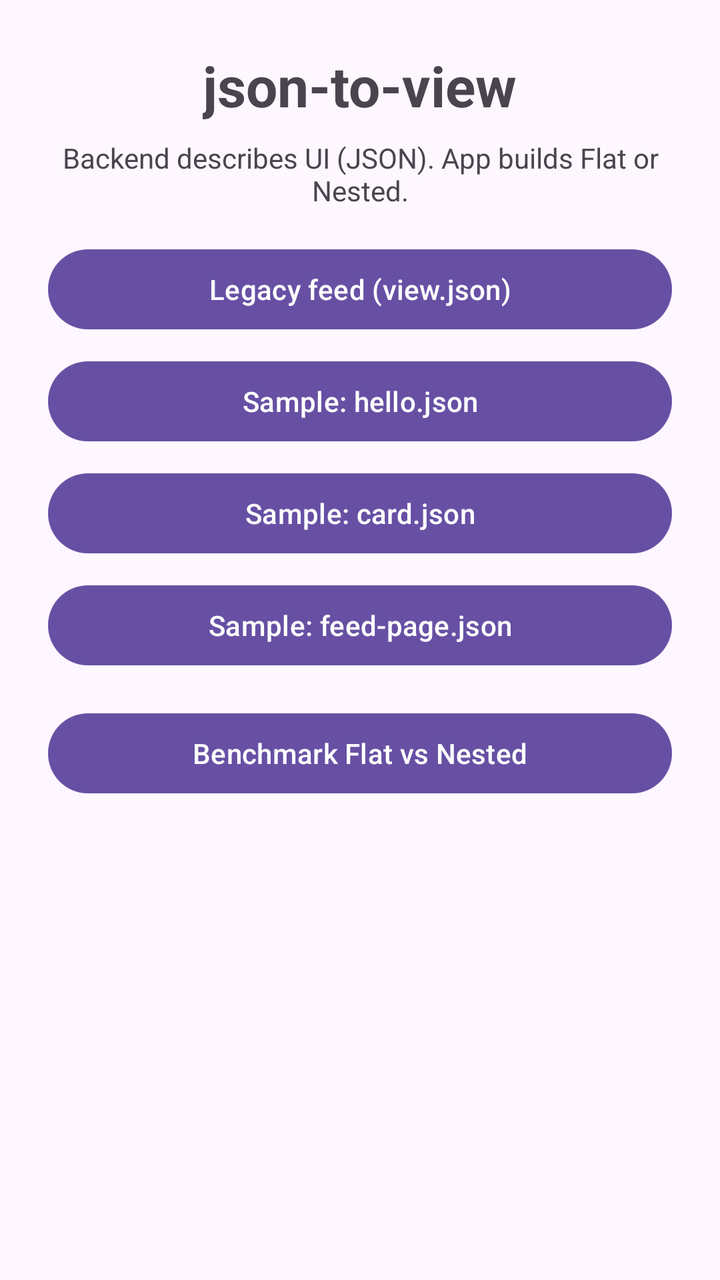
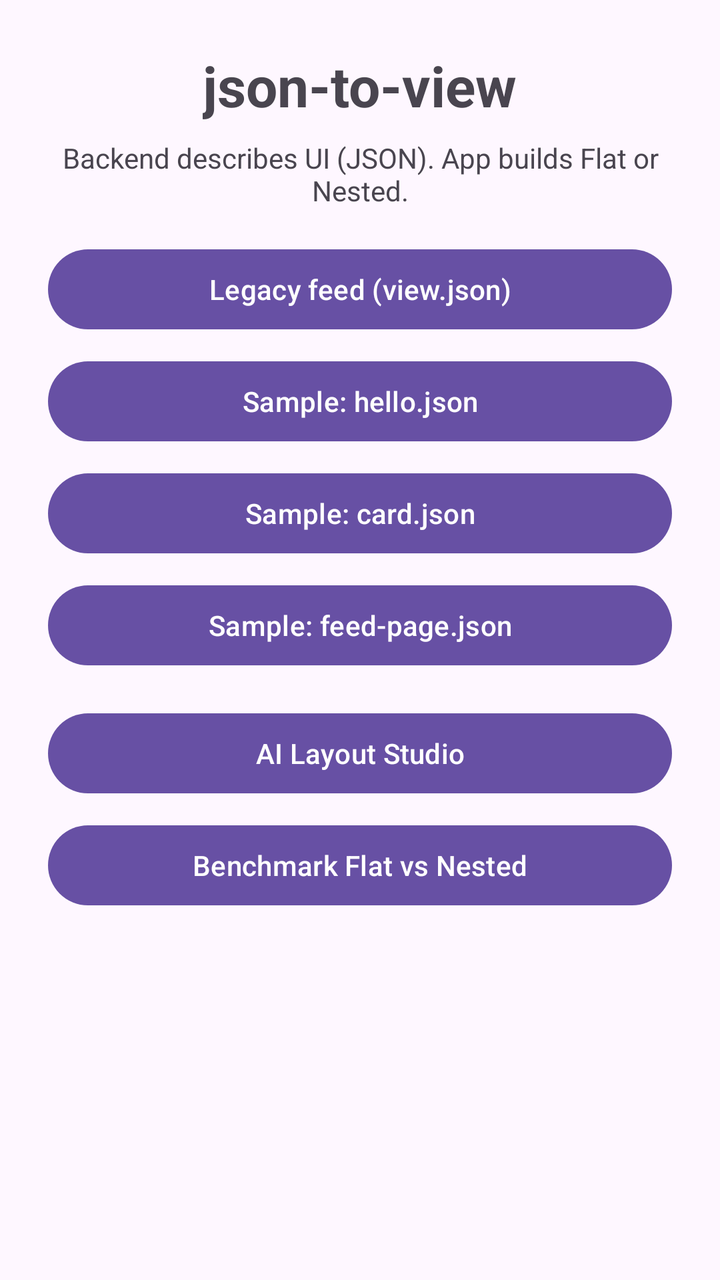

The first picture is an Android layout as it rendered before a commit; the second is the same layout after the commit. The layout source and the unified diff follow.
<!-- AndroidManifest.xml: application theme Theme.JsonToView -->
<!-- res/layout/activity_launcher.xml -->
<?xml version="1.0" encoding="utf-8"?>
<ScrollView xmlns:android="http://schemas.android.com/apk/res/android"
    android:layout_width="match_parent"
    android:layout_height="match_parent"
    android:fillViewport="true">

    <LinearLayout
        android:layout_width="match_parent"
        android:layout_height="wrap_content"
        android:gravity="center_horizontal"
        android:orientation="vertical"
        android:padding="24dp">

        <TextView
            android:layout_width="wrap_content"
            android:layout_height="wrap_content"
            android:text="@string/launcher_title"
            android:textSize="28sp"
            android:textStyle="bold" />

        <TextView
            android:layout_width="match_parent"
            android:layout_height="wrap_content"
            android:layout_marginTop="8dp"
            android:layout_marginBottom="16dp"
            android:gravity="center"
            android:text="@string/launcher_subtitle"
            android:textSize="14sp" />

        <Button
            android:id="@+id/feedButton"
            android:layout_width="match_parent"
            android:layout_height="wrap_content"
            android:text="@string/feed_demo" />

        <Button
            android:id="@+id/sampleHelloButton"
            android:layout_width="match_parent"
            android:layout_height="wrap_content"
            android:layout_marginTop="8dp"
            android:text="@string/sample_hello" />

        <Button
            android:id="@+id/sampleCardButton"
            android:layout_width="match_parent"
            android:layout_height="wrap_content"
            android:layout_marginTop="8dp"
            android:text="@string/sample_card" />

        <Button
            android:id="@+id/sampleFeedButton"
            android:layout_width="match_parent"
            android:layout_height="wrap_content"
            android:layout_marginTop="8dp"
            android:text="@string/sample_feed_page" />

        <Button
            android:id="@+id/benchmarkButton"
            android:layout_width="match_parent"
            android:layout_height="wrap_content"
            android:layout_marginTop="16dp"
            android:text="@string/benchmark" />
    </LinearLayout>
</ScrollView>
<!-- resources referenced by this layout -->
<resources>
  <string name="benchmark">Benchmark Flat vs Nested</string>
  <string name="feed_demo">Legacy feed (view.json)</string>
  <string name="launcher_subtitle">Backend describes UI (JSON). App builds Flat or Nested.</string>
  <string name="launcher_title">json-to-view</string>
  <string name="sample_card">Sample: card.json</string>
  <string name="sample_feed_page">Sample: feed-page.json</string>
  <string name="sample_hello">Sample: hello.json</string>
  <style name="Theme.JsonToView" parent="Base.Theme.JsonToView" />
  <style name="Base.Theme.JsonToView" parent="Theme.Material3.DayNight.NoActionBar">
          
          
      </style>
</resources>

<!-- the commit's change to res/layout/activity_launcher.xml (unified diff, before → after) -->
@@ -55,10 +55,17 @@
             android:text="@string/sample_feed_page" />
 
         <Button
+            android:id="@+id/aiStudioButton"
+            android:layout_width="match_parent"
+            android:layout_height="wrap_content"
+            android:layout_marginTop="16dp"
+            android:text="@string/ai_studio" />
+
+        <Button
             android:id="@+id/benchmarkButton"
             android:layout_width="match_parent"
             android:layout_height="wrap_content"
-            android:layout_marginTop="16dp"
+            android:layout_marginTop="8dp"
             android:text="@string/benchmark" />
     </LinearLayout>
 </ScrollView>
<!-- resource entries referenced after the edit -->
@@ -1,5 +1,6 @@
 <!-- resources referenced by this layout -->
 <resources>
+  <string name="ai_studio">AI Layout Studio</string>
   <string name="benchmark">Benchmark Flat vs Nested</string>
   <string name="feed_demo">Legacy feed (view.json)</string>
   <string name="launcher_subtitle">Backend describes UI (JSON). App builds Flat or Nested.</string>
